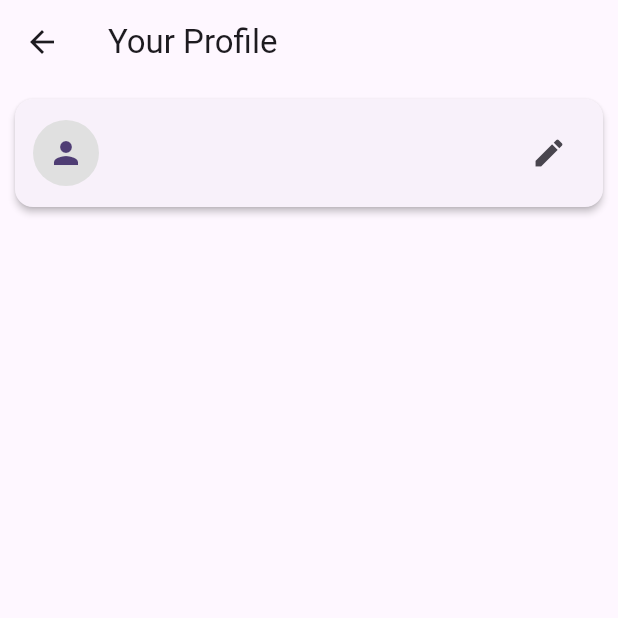
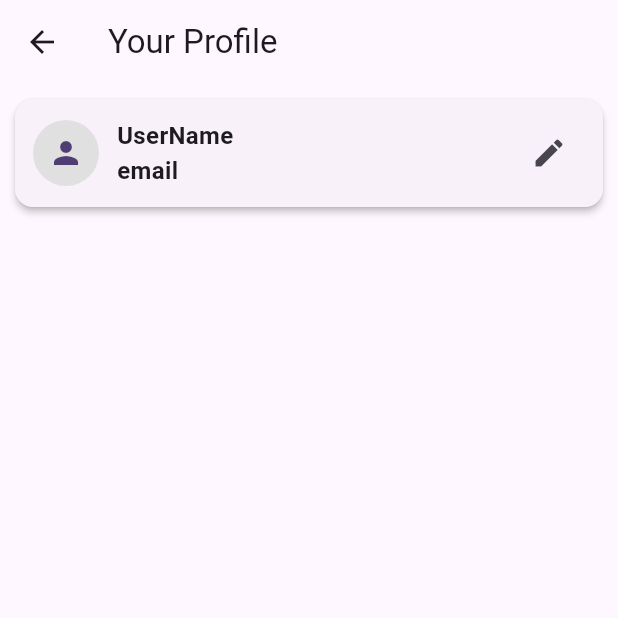
Before and after one commit to Suryacharan-Bandaluppi/Company_Application, a Flutter app: the PostsViewScreen screen opened by its route, in the side drawer, after a tap on the "edit" icon, on a phone screen of 412 x 824 dp, the top half of it. Run offline on Flutter 3.47's test engine with Material 3 defaults, Android fonts, the phone set to English and light mode, and no system bars; our stand-ins replace firebase_auth, firebase_core, firebase_database, go_router, image_picker; accounts and stored records are empty.

Commit message:
Added User model to store the values of user in FB

```diff
--- /dev/null
+++ b/devtools_options.yaml
@@ -0,0 +1,3 @@
+description: This file stores settings for Dart & Flutter DevTools.
+documentation: https://docs.flutter.dev/tools/devtools/extensions#configure-extension-enablement-states
+extensions:
--- a/lib/screens/login/login_screen.dart
+++ b/lib/screens/login/login_screen.dart
@@ -1,6 +1,8 @@
+import 'package:firebase_auth/firebase_auth.dart';
 import 'package:flutter/material.dart';
 import 'package:generic_company_application/routes/app_routes.dart';
 import 'package:generic_company_application/screens/widgets/text_fields_widget.dart';
+import 'package:generic_company_application/services/local_storage.dart';
 import 'package:generic_company_application/utils/helpers.dart';
 import 'package:generic_company_application/services/auth_service.dart';
 import 'package:go_router/go_router.dart';
@@ -30,6 +32,12 @@ class _LoginScreenState extends State<LoginScreen> {
       );
 
       if (error == null) {
+        final user = FirebaseAuth.instance.currentUser;
+
+        await LocalStorage.saveUser(
+          username: user?.displayName ?? "UserName",
+          email: user?.email ?? "Email",
+        );
         Helpers.showSuccessSnackbar(context, "Login Successful ✅");
         context.go(AppRoutes.viewPosts);
         _formKey.currentState!.reset();
@@ -115,7 +123,6 @@ class _LoginScreenState extends State<LoginScreen> {
               ),
 
               const SizedBox(height: 15),
-
             ],
           ),
         ),
--- /dev/null
+++ b/lib/screens/profile/profile_screen.dart
@@ -0,0 +1,101 @@
+import 'dart:io';
+import 'package:flutter/material.dart';
+import 'package:generic_company_application/services/local_storage.dart';
+import 'package:generic_company_application/utils/helpers.dart';
+
+class ProfileScreen extends StatefulWidget {
+  const ProfileScreen({super.key});
+
+  @override
+  State<ProfileScreen> createState() => _ProfileScreenState();
+}
+
+class _ProfileScreenState extends State<ProfileScreen> {
+  File? profileImage;
+  String? username;
+  String? email;
+
+  @override
+  void initState() {
+    super.initState();
+    _loadUser();
+  }
+
+  Future<void> _loadUser() async {
+    final storedUsername = await LocalStorage.getUsername();
+    final storedEmail = await LocalStorage.getEmail();
+
+    if (!mounted) return;
+
+    setState(() {
+      username = storedUsername;
+      email = storedEmail;
+    });
+  }
+
+  @override
+  Widget build(BuildContext context) {
+    return Scaffold(
+      appBar: AppBar(title: Text("Your Profile")),
+      body: Column(
+        children: [
+          Card(
+            margin: const EdgeInsets.all(10),
+            elevation: 2,
+            child: Padding(
+              padding: const EdgeInsets.all(12),
+              child: Row(
+                children: [
+                  CircleAvatar(
+                    radius: 22,
+                    backgroundColor: Colors.grey.shade300,
+                    backgroundImage: profileImage != null
+                        ? FileImage(profileImage!)
+                        : null,
+                    child: profileImage == null
+                        ? const Icon(Icons.person)
+                        : null,
+                  ),
+                  SizedBox(width: 12),
+                  Column(
+                    crossAxisAlignment: CrossAxisAlignment.start,
+                    children: [
+                      Text(
+                        username ?? "UserName",
+                        style: TextStyle(
+                          fontSize: 16,
+                          fontWeight: FontWeight.bold,
+                        ),
+                      ),
+                      Text(
+                        email ?? "email",
+                        style: TextStyle(
+                          fontSize: 16,
+                          fontWeight: FontWeight.bold,
+                        ),
+                      ),
+                    ],
+                  ),
+                  Spacer(),
+                  IconButton(
+                    onPressed: () async {
+                      final image = await Helpers.showProfilePhotoOptions(
+                        context,
+                      );
+                      if (image != null) {
+                        setState(() {
+                          profileImage = image;
+                        });
+                      }
+                    },
+                    icon: const Icon(Icons.edit),
+                  ),
+                ],
+              ),
+            ),
+          ),
+        ],
+      ),
+    );
+  }
+}
--- a/lib/screens/widgets/app_drawer.dart
+++ b/lib/screens/widgets/app_drawer.dart
@@ -1,17 +1,42 @@
-import 'package:firebase_auth/firebase_auth.dart';
+// import 'package:firebase_auth/firebase_auth.dart';
 import 'package:flutter/material.dart';
 import 'package:generic_company_application/routes/app_routes.dart';
+import 'package:generic_company_application/services/local_storage.dart';
 import 'package:go_router/go_router.dart';
 
 // ignore: must_be_immutable
-class AppDrawer extends StatelessWidget {
-  // final user2 = FirebaseAuth.instance.currentUser?.email ?? "User";
+class AppDrawer extends StatefulWidget {
+  final VoidCallback logout;
+  const AppDrawer({super.key, required this.logout});
 
-  User user = FirebaseAuth.instance.currentUser!;
-  String get name => user.displayName ?? "UserName";
-  String get email => user.email ?? "email";
-  final VoidCallback logout;
-  AppDrawer({super.key, required this.logout});
+  @override
+  State<AppDrawer> createState() => _AppDrawerState();
+}
+
+class _AppDrawerState extends State<AppDrawer> {
+  // User user = FirebaseAuth.instance.currentUser!;
+  // String get name => user.displayName ?? "UserName";
+  // String get email => user.email ?? "email";
+  String? username;
+  String? email;
+
+  @override
+  void initState() {
+    super.initState();
+    _loadUser();
+  }
+
+  Future<void> _loadUser() async {
+    final storedUsername = await LocalStorage.getUsername();
+    final storedEmail = await LocalStorage.getEmail();
+
+    if (!mounted) return;
+
+    setState(() {
+      username = storedUsername;
+      email = storedEmail;
+    });
+  }
 
   @override
   Widget build(BuildContext context) {
@@ -36,7 +61,7 @@ class AppDrawer extends StatelessWidget {
                   crossAxisAlignment: CrossAxisAlignment.start,
                   children: [
                     Text(
-                      name,
+                      username ?? "UserName",
                       style: TextStyle(
                         color: Colors.white,
                         fontSize: 18,
@@ -44,7 +69,7 @@ class AppDrawer extends StatelessWidget {
                       ),
                     ),
                     Text(
-                      email,
+                      email ?? "Email",
                       style: TextStyle(color: Colors.white70, fontSize: 14),
                     ),
                   ],
@@ -52,7 +77,6 @@ class AppDrawer extends StatelessWidget {
                 Spacer(),
                 IconButton(
                   onPressed: () {
-                    context.pop();
                     context.push(AppRoutes.profile);
                   },
                   icon: Icon(Icons.edit),
@@ -98,7 +122,7 @@ class AppDrawer extends StatelessWidget {
             leading: const Icon(Icons.logout, color: Colors.red),
             title: const Text("Logout", style: TextStyle(color: Colors.red)),
             onTap: () {
-              logout();
+              widget.logout();
             },
           ),
 
--- a/pubspec.yaml
+++ b/pubspec.yaml
@@ -25,6 +25,9 @@ dependencies:
   #Navigation
   go_router: ^17.0.1
 
+  #Local Storage for username,email.
+  shared_preferences: ^2.5.4
+
 dev_dependencies:
   flutter_test:
     sdk: flutter
```
Also changed, not shown: lib/models/user_model.dart (added, +28 -0 lines), lib/routes/app_router.dart (+22 -3 lines), lib/screens/home/home_screen.dart (added, +66 -0 lines), lib/screens/signup/signup_screen.dart (+23 -4 lines), pubspec.lock, 1 other file.
